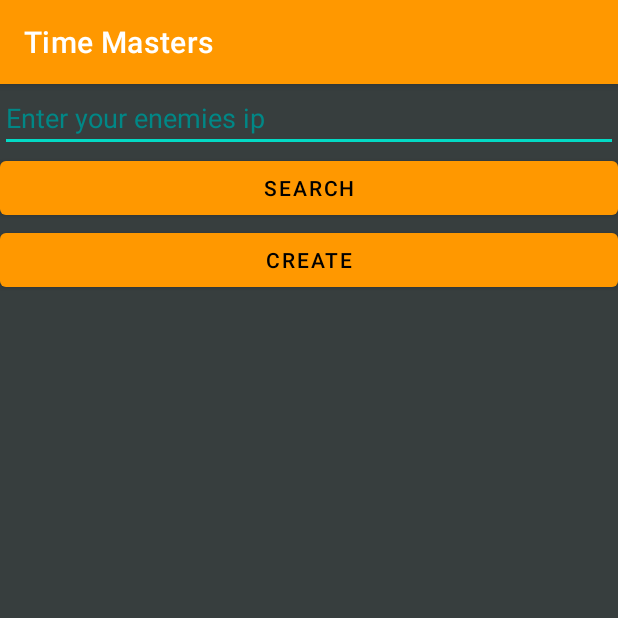
After one commit to M0n0-13/FinalProject, an Android app: the WaitingActivity screen opened directly, with no data from a screen before it, on a phone screen of 412 x 824 dp, the top half of it. The commit adds this screen. Run offline under Robolectric (Android 15) with nearby library versions, the phone set to English and light mode, and no system bars.

Commit message:
FinalProjectV3

```diff
--- a/app/src/main/java/com/example/finalproject/Cards.java
+++ b/app/src/main/java/com/example/finalproject/Cards.java
@@ -13,6 +13,7 @@ public class Cards {
     int hp;
     int nowPhase;
     boolean your=true;
+
     int strength;
     int usualTimeChange;
     boolean wasMove;
--- a/app/src/main/java/com/example/finalproject/EndOfTheGameActivity.java
+++ b/app/src/main/java/com/example/finalproject/EndOfTheGameActivity.java
@@ -27,7 +27,7 @@ public class EndOfTheGameActivity extends AppCompatActivity {
             }
         });
         TextView EndMessage = findViewById(R.id.new_about_win);
-        if(FightActivity.playersHP>=0){
+        if(FightWithBotActivity.playersHP>=0){
             EndMessage.setText("You win!");
 
         }else{
--- a/app/src/main/java/com/example/finalproject/FightActivity.java
+++ b/app/src/main/java/com/example/finalproject/FightWithBotActivity.java
@@ -15,7 +15,7 @@ import android.widget.Toast;
 
 import java.util.Random;
 
-public class FightActivity extends AppCompatActivity {
+public class FightWithBotActivity extends AppCompatActivity {
     public int chosenColumn = -1;
 
     public static int botsHP = 4000;
@@ -42,7 +42,7 @@ public class FightActivity extends AppCompatActivity {
                  double usualTimeChange*/
 
         ImageView fightField[][]=new ImageView[3][4];
-        DeckActivity DA = new DeckActivity();
+
 
 
 
@@ -59,7 +59,7 @@ public class FightActivity extends AppCompatActivity {
         fightField[0][3] = findViewById(R.id.fight_1s_4e);
         fightField[1][3] = findViewById(R.id.fight_2s_4e);
         fightField[2][3] = findViewById(R.id.fight_3s_4e);
-        TextView EndMessage=findViewById(R.id.new_about_win);
+
         Intent toEnd = new Intent(this,EndOfTheGameActivity.class);
         Cards cardsField[][]= new Cards[3][4];
         stopMove.setOnClickListener(new View.OnClickListener() {
--- /dev/null
+++ b/app/src/main/java/com/example/finalproject/localgame/WaitingActivity.java
@@ -0,0 +1,76 @@
+package com.example.finalproject.localgame;
+
+import androidx.appcompat.app.AppCompatActivity;
+
+import android.content.Intent;
+import android.os.Bundle;
+import android.os.Parcelable;
+import android.view.View;
+import android.widget.Button;
+import android.widget.EditText;
+import android.widget.TextView;
+import android.widget.Toast;
+
+import com.example.finalproject.R;
+
+public class WaitingActivity extends AppCompatActivity {
+    Client client;
+    Server server;
+
+
+    /*@Override
+    protected void onPostResume() {
+        super.onPostResume();
+        if ((boolean)getIntent().getSerializableExtra("ENEMY_NOT_FOUNDED")){
+            Toast.makeText(this,"Host has not founded",Toast.LENGTH_LONG).show();
+        }
+    }*/
+
+    @Override
+    protected void onCreate(Bundle savedInstanceState) {
+        super.onCreate(savedInstanceState);
+        setContentView(R.layout.activity_waiting);
+        Intent toFight= new Intent(this, OnlineFightActivity.class);
+
+        Button searchLobby = findViewById(R.id.search_lobby);
+        Button createLobby = findViewById(R.id.create_lobby);
+        EditText enemiesIP = findViewById(R.id.enemy_port);
+        TextView yourIP = findViewById(R.id.your_ip);
+
+
+        searchLobby.setOnClickListener(new View.OnClickListener() {
+            @Override
+            public void onClick(View v) {
+
+                toFight.putExtra("SERVER_IP", (Integer) Integer.parseInt(enemiesIP.getText().toString()));
+                toFight.putExtra("HOST",false);
+                startActivity(toFight);
+
+
+
+
+            }
+        });
+        createLobby.setOnClickListener(new View.OnClickListener() {
+            @Override
+            public void onClick(View v) {
+
+                toFight.putExtra("SERVER_IP", Integer.parseInt(enemiesIP.getText().toString()));
+                toFight.putExtra("HOST",true);
+                startActivity(toFight);
+
+            }
+        });
+
+
+
+
+
+
+
+
+
+    }
+
+
+}
--- a/app/src/main/res/layout/activity_fight.xml
+++ b/app/src/main/res/layout/activity_fight.xml
@@ -7,7 +7,7 @@
 
     android:background="#373E3E"
     android:orientation="vertical"
-    tools:context=".FightActivity">
+    tools:context=".FightWithBotActivity">
 
 
     <Button
--- /dev/null
+++ b/app/src/main/res/layout/activity_waiting.xml
@@ -0,0 +1,54 @@
+<?xml version="1.0" encoding="utf-8"?>
+<androidx.constraintlayout.widget.ConstraintLayout xmlns:android="http://schemas.android.com/apk/res/android"
+    xmlns:app="http://schemas.android.com/apk/res-auto"
+    xmlns:tools="http://schemas.android.com/tools"
+    android:layout_width="match_parent"
+    android:layout_height="match_parent"
+
+    android:background="#373E3E"
+    android:orientation="vertical"
+    tools:context=".FightWithBotActivity"
+    >
+
+    <EditText
+        android:layout_width="match_parent"
+        android:layout_height="wrap_content"
+        app:layout_constraintTop_toTopOf="parent"
+        android:hint="Enter your enemies ip"
+        android:textColorHint="@color/teal_700"
+        android:id="@+id/enemy_port"
+        android:inputType="numberDecimal"
+        />
+
+    <Button
+        android:layout_width="match_parent"
+        android:layout_height="wrap_content"
+        app:layout_constraintTop_toBottomOf="@+id/enemy_port"
+        tools:layout_editor_absoluteX="-16dp"
+        android:text="search"
+        android:textColor="@color/black"
+        android:id="@+id/search_lobby"
+        />
+    <Button
+        android:layout_width="match_parent"
+        android:layout_height="wrap_content"
+        app:layout_constraintTop_toBottomOf="@+id/search_lobby"
+        tools:layout_editor_absoluteX="-16dp"
+        android:text="create"
+        android:textColor="@color/black"
+        android:id="@+id/create_lobby"
+
+        />
+
+
+    <TextView
+        android:id="@+id/your_ip"
+        android:layout_width="wrap_content"
+        android:layout_height="wrap_content"
+        app:layout_constraintBottom_toBottomOf="parent"
+        app:layout_constraintEnd_toEndOf="parent" />
+
+
+
+
+</androidx.constraintlayout.widget.ConstraintLayout>
```
Also changed, not shown: app/src/main/AndroidManifest.xml (+14 -2 lines), app/src/main/java/com/example/finalproject/DeckActivity.java (deleted, +0 -18 lines), app/src/main/java/com/example/finalproject/MainActivity.java (+14 -1 lines), app/src/main/java/com/example/finalproject/localgame/Client.java (added, +22 -0 lines), app/src/main/java/com/example/finalproject/localgame/OnlineFightActivity.java (added, +209 -0 lines), app/src/main/java/com/example/finalproject/localgame/Server.java (added, +42 -0 lines), app/src/main/res/layout/activity_deck.xml (deleted, +0 -9 lines), app/src/main/res/layout/activity_main.xml (+11 -2 lines).
